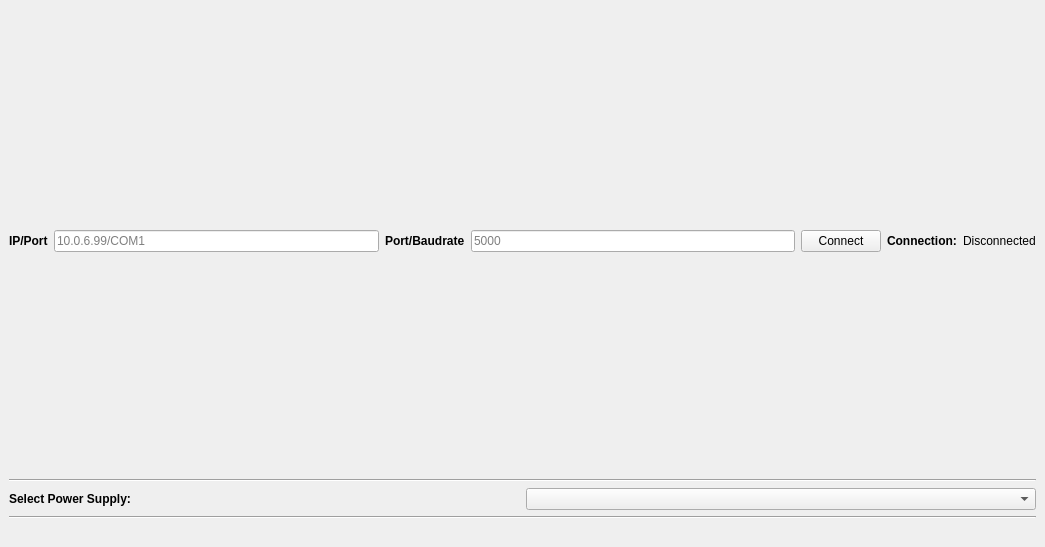
The window that src/ui/main.ui (cnpem-emi/pemi) describes before a commit, drawn with Qt 5.
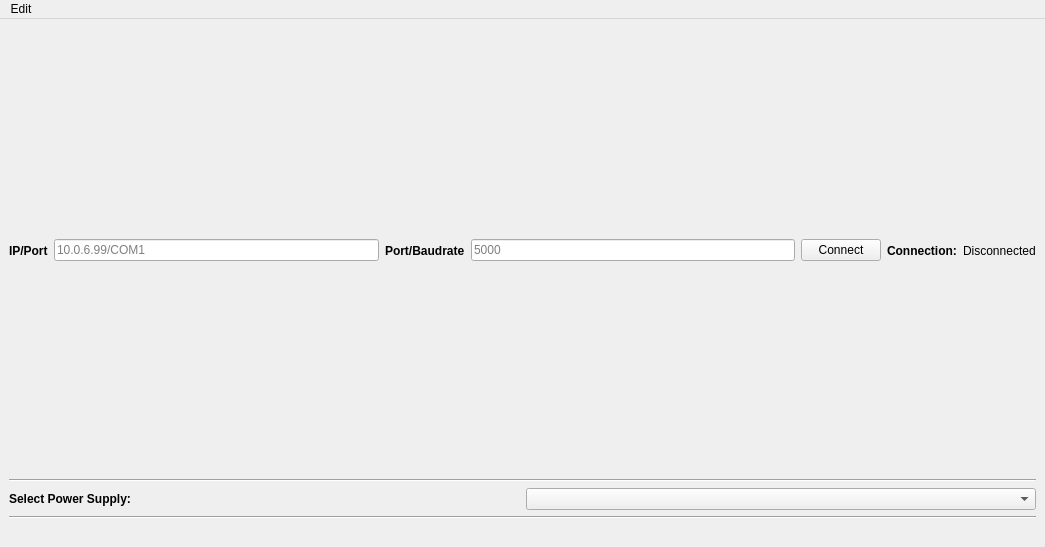
The same window after the commit.

```diff
--- a/src/ui/main.ui
+++ b/src/ui/main.ui
@@ -143,6 +143,13 @@
      <height>20</height>
     </rect>
    </property>
+   <widget class="QMenu" name="menuEdit">
+    <property name="title">
+     <string>Edit</string>
+    </property>
+    <addaction name="actionParams"/>
+   </widget>
+   <addaction name="menuEdit"/>
   </widget>
   <widget class="QStatusBar" name="statusbar">
    <property name="sizeGripEnabled">
```
Left out of the diff: 5 changed lines with no effect on the pictures.
